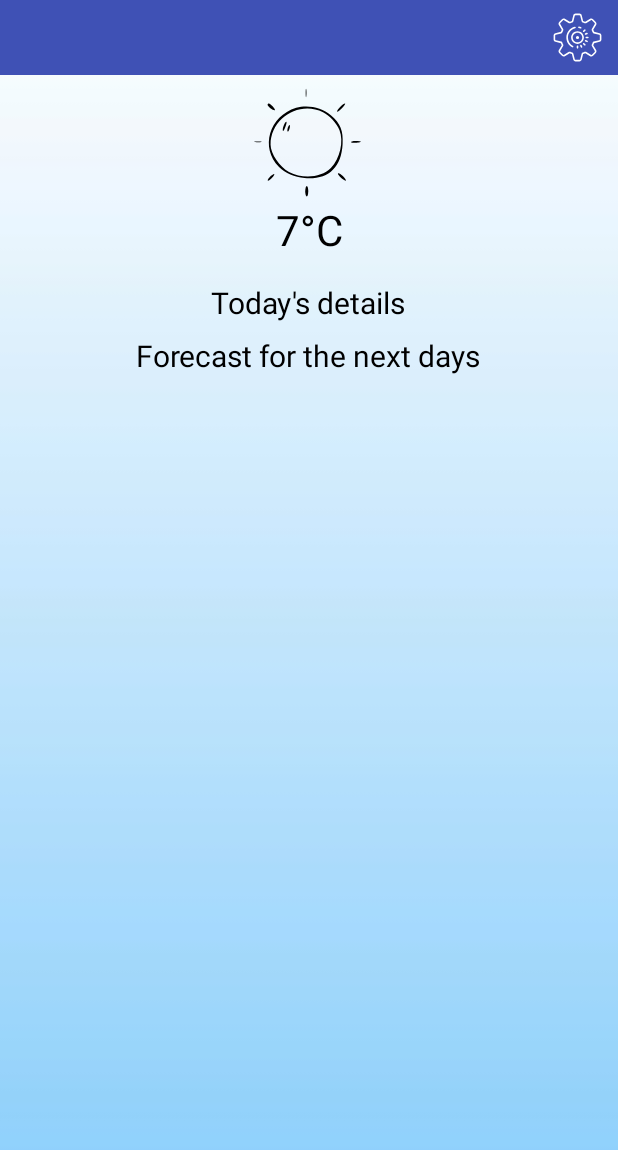
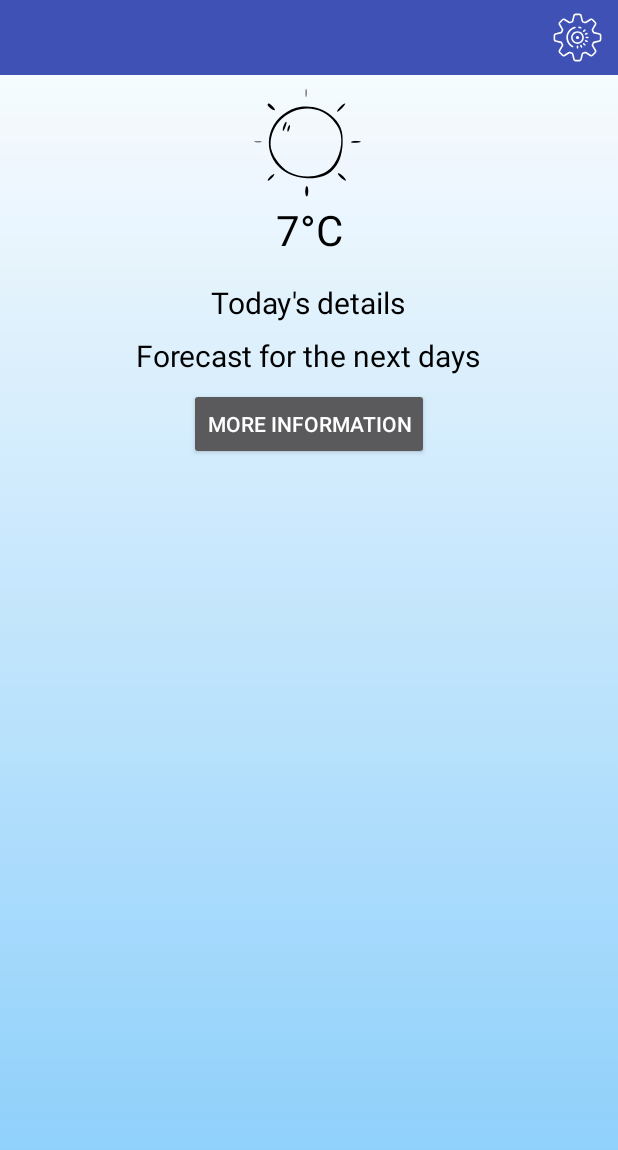
Before and after one commit to Nati098/Weather-App, an Android app: the WeatherInfoActivity screen opened directly, with no data from a screen before it, on a phone screen of 412 x 824 dp. Shown: the top 1150 px of the screen. Run offline under Robolectric (Android 15) with nearby library versions, the phone set to English and light mode, and no system bars; 3 statements that could not run were skipped.

Commit message:
Added intent ACTION_VIEW

```diff
--- a/app/src/main/java/ru/geekbrains/weatherapplication/WeatherInfoActivity.java
+++ b/app/src/main/java/ru/geekbrains/weatherapplication/WeatherInfoActivity.java
@@ -5,8 +5,10 @@ import androidx.recyclerview.widget.LinearLayoutManager;
 import androidx.recyclerview.widget.RecyclerView;
 
 import android.content.Intent;
+import android.net.Uri;
 import android.os.Bundle;
 import android.util.Log;
+import android.widget.Button;
 import android.widget.ImageButton;
 import android.widget.TextView;
 
@@ -25,6 +27,7 @@ import static ru.geekbrains.weatherapplication.data.Constants.WEATHER_OPTIONS;
 
 
 public class WeatherInfoActivity extends AppCompatActivity {
+    private static final String ADDRESS_WEATHER = "https://www.gismeteo.ru/";
 
     private TextView toolbarTitle;
 
@@ -38,6 +41,7 @@ public class WeatherInfoActivity extends AppCompatActivity {
     private RecyclerView weatherWeekRecycler;
 
     private ImageButton btnSettings;
+    private Button btnMoreInfo;
 
 
     @Override
@@ -67,6 +71,15 @@ public class WeatherInfoActivity extends AppCompatActivity {
         extraInfoRecycler = findViewById(R.id.extra_info_recycler);
         weatherWeekRecycler = findViewById(R.id.weather_week_recycler);
 
+        btnMoreInfo = findViewById(R.id.btn_more_info);
+        btnMoreInfo.setOnClickListener(view -> {
+            Uri uri = Uri.parse(ADDRESS_WEATHER);
+            Intent intent = new Intent(Intent.ACTION_VIEW, uri);
+
+            if (intent.resolveActivity(getPackageManager()) != null) {
+                startActivity(intent);
+            }
+        });
     }
 
     private void setupRecycler(List<OptionItem> options) {
--- a/app/src/main/java/ru/geekbrains/weatherapplication/item/OptionItem.java
+++ b/app/src/main/java/ru/geekbrains/weatherapplication/item/OptionItem.java
@@ -1,6 +1,8 @@
 package ru.geekbrains.weatherapplication.item;
 
-public class OptionItem {
+import java.io.Serializable;
+
+public class OptionItem implements Serializable {
     private String id = "";
     private String label;
     private boolean isActive;
--- a/app/src/main/res/layout/activity_cities_list.xml
+++ b/app/src/main/res/layout/activity_cities_list.xml
@@ -46,6 +46,7 @@
                 android:layout_height="wrap_content"
                 android:inputType="text|textNoSuggestions|textCapWords"
                 android:textAppearance="@style/RegularTextStyle"
+                android:textColor="@null"
                 />
 
             <TextView
--- a/app/src/main/res/layout/activity_weather_info.xml
+++ b/app/src/main/res/layout/activity_weather_info.xml
@@ -83,6 +83,14 @@
                     android:layout_width="match_parent"
                     android:layout_height="wrap_content"
                     android:orientation="horizontal" />
+
+                <Button
+                    android:id="@+id/btn_more_info"
+                    android:layout_width="wrap_content"
+                    android:layout_height="wrap_content"
+                    android:layout_gravity="center"
+                    android:layout_margin="8dp"
+                    android:text="@string/more_info_btn" />
             </LinearLayout>
 
             <TextView
--- a/app/src/main/res/values/strings.xml
+++ b/app/src/main/res/values/strings.xml
@@ -10,6 +10,8 @@
     <string name="temperature_unit" translatable="false">°C</string>
 
     <string name="week_forecast_title">Forecast for the next days</string>
+
+    <string name="more_info_btn">More information</string>
 
     <string name="monday">Monday</string>
     <string name="tuesday">Tuesday</string>
--- a/app/src/main/res/values/styles.xml
+++ b/app/src/main/res/values/styles.xml
@@ -3,8 +3,8 @@
     <style name="AppCustomLightTheme" parent="Theme.AppCompat.NoActionBar">
         <item name="colorPrimary">#3F51B5</item>
         <item name="colorPrimaryDark">#3F51B5</item>
+        <item name="colorAccent">#00BCD4</item>
         <item name="android:textColorSecondary">#000000</item>
-        <item name="colorAccent">#00BCD4</item>
         <item name="android:windowBackground">#F4F4F6</item>
         <item name="android:fillColor">#000000</item>
         <item name="toolbarIconColor">@color/toolbarIconLight</item>
```
Also changed, not shown: app/src/main/java/ru/geekbrains/weatherapplication/CitiesListActivity.java (+26 -0 lines), 1 other file.
